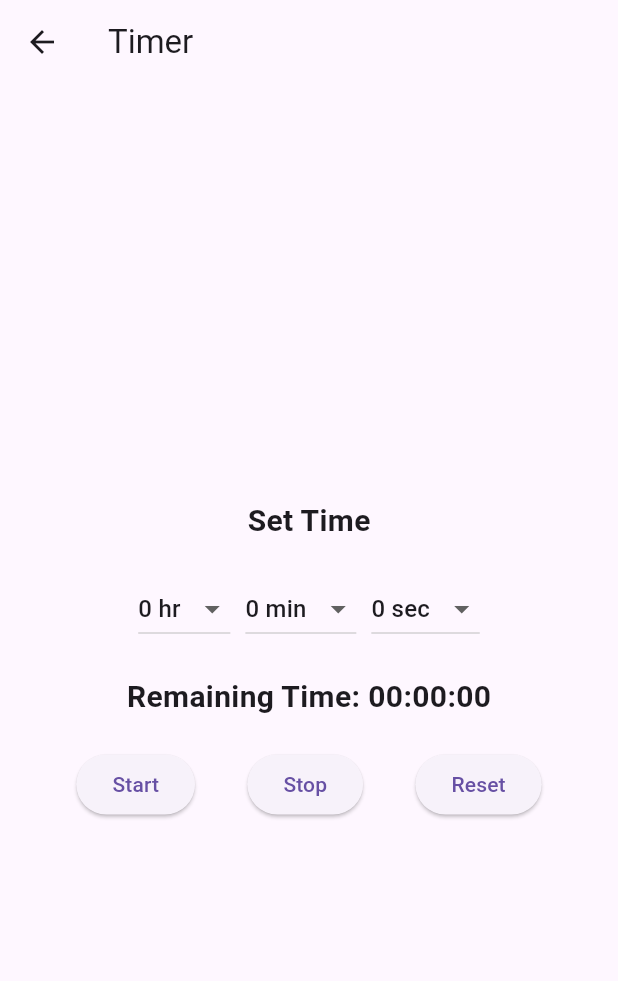
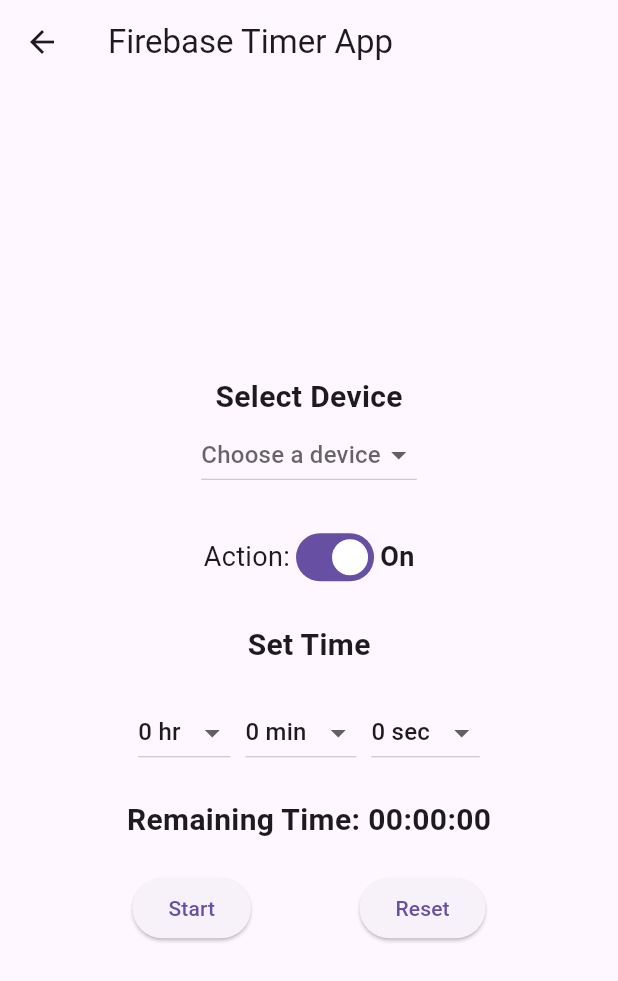
Before and after one commit to kismatTech/Home-Automation-System, a Flutter app: the TimerPage screen opened directly, after a tap on "Reset", on a phone screen of 412 x 824 dp. Shown: the top 981 px of the screen. Run offline on Flutter 3.47's test engine with Material 3 defaults, Android fonts, the phone set to English and light mode, and no system bars; our stand-ins replace awesome_dialog, firebase_auth, firebase_core, firebase_database, google_fonts, shared_preferences; missing offline and left inert: flutter_background_service, flutter_background_service_android; accounts and stored records are empty.

Commit message:
timmer on/off

```diff
--- a/lib/main.dart
+++ b/lib/main.dart
@@ -5,7 +5,6 @@ import 'package:homeautomation/pages/home_page.dart';
 import 'pages/login_page.dart';
 import 'pages/signup_page.dart';
 import 'firebase_options.dart';
-
 void main() async {
   WidgetsFlutterBinding.ensureInitialized(); // Ensure proper initialization
   await Firebase.initializeApp(
--- a/lib/pages/timmer.dart
+++ b/lib/pages/timmer.dart
@@ -1,7 +1,6 @@
 import 'package:flutter/material.dart';
 import 'package:shared_preferences/shared_preferences.dart';
 import 'dart:async';
-import 'package:firebase_auth/firebase_auth.dart';
 import 'package:firebase_database/firebase_database.dart';
 
 class TimerPage extends StatefulWidget {
@@ -10,16 +9,26 @@ class TimerPage extends StatefulWidget {
 }
 
 class _TimerPageState extends State<TimerPage> {
+  final _database = FirebaseDatabase.instance.ref('smart_devices');
+  String? _selectedDevice;
   int _selectedHours = 0;
   int _selectedMinutes = 0;
   int _selectedSeconds = 0;
   int _remainingTime = 0;
+  bool _isOn = true; // Toggle state for On/Off
   Timer? _timer;
+
+  final Map<String, String> deviceMap = {
+    'L1': 'Smart Light',
+    'L2': 'Smart AC',
+    'L3': 'Smart Tv',
+    'L4': 'Smart Fan',
+  };
 
   @override
   void initState() {
     super.initState();
-    _loadTimerState();
+    _loadPreferences();
   }
 
   @override
@@ -28,40 +37,40 @@ class _TimerPageState extends State<TimerPage> {
     super.dispose();
   }
 
-  Future<void> _loadTimerState() async {
-    final prefs = await SharedPreferences.getInstance();
-    final startTime = prefs.getInt('start_time') ?? 0;
-    final duration = prefs.getInt('duration') ?? 0;
+  Future<void> _loadPreferences() async {
+    SharedPreferences prefs = await SharedPreferences.getInstance();
+    setState(() {
+      _selectedDevice = prefs.getString('selectedDevice');
+      _selectedHours = prefs.getInt('selectedHours') ?? 0;
+      _selectedMinutes = prefs.getInt('selectedMinutes') ?? 0;
+      _selectedSeconds = prefs.getInt('selectedSeconds') ?? 0;
+      _remainingTime = prefs.getInt('remainingTime') ?? 0;
+      _isOn = prefs.getBool('isOn') ?? true;
+    });
 
-    if (startTime > 0 && duration > 0) {
-      final elapsed = DateTime.now().millisecondsSinceEpoch ~/ 1000 - startTime;
-      final remaining = duration - elapsed;
-
-      if (remaining > 0) {
-        setState(() {
-          _remainingTime = remaining;
-        });
-        _startCountdown();
-      } else {
-        _clearTimerState();
-      }
+    if (_remainingTime > 0) {
+      _startCountdown();
     }
   }
 
-  Future<void> _saveTimerState() async {
-    final prefs = await SharedPreferences.getInstance();
-    final currentTime = DateTime.now().millisecondsSinceEpoch ~/ 1000;
-    await prefs.setInt('start_time', currentTime);
-    await prefs.setInt('duration', _remainingTime);
-  }
-
-  Future<void> _clearTimerState() async {
-    final prefs = await SharedPreferences.getInstance();
-    await prefs.remove('start_time');
-    await prefs.remove('duration');
+  Future<void> _savePreferences() async {
+    SharedPreferences prefs = await SharedPreferences.getInstance();
+    await prefs.setString('selectedDevice', _selectedDevice ?? '');
+    await prefs.setInt('selectedHours', _selectedHours);
+    await prefs.setInt('selectedMinutes', _selectedMinutes);
+    await prefs.setInt('selectedSeconds', _selectedSeconds);
+    await prefs.setInt('remainingTime', _remainingTime);
+    await prefs.setBool('isOn', _isOn);
   }
 
   void _startTimer() {
+    if (_selectedDevice == null) {
+      ScaffoldMessenger.of(context).showSnackBar(
+        SnackBar(content: Text('Please select a device!')),
+      );
+      return;
+    }
+
     if (_timer != null && _timer!.isActive) {
       _timer!.cancel();
     }
@@ -71,43 +80,59 @@ class _TimerPageState extends State<TimerPage> {
     });
 
     if (_remainingTime > 0) {
-      _saveTimerState();
+      _savePreferences();
       _startCountdown();
     }
   }
 
   void _startCountdown() {
-    _timer = Timer.periodic(const Duration(seconds: 1), (timer) {
+    _timer = Timer.periodic(const Duration(seconds: 1), (timer) async {
       setState(() {
         if (_remainingTime > 0) {
           _remainingTime--;
-          _saveTimerState();
         } else {
           timer.cancel();
-          _clearTimerState();
+          _updateFirebase();
         }
       });
+
+      SharedPreferences prefs = await SharedPreferences.getInstance();
+      await prefs.setInt('remainingTime', _remainingTime);
     });
   }
 
-  void _stopTimer() {
-    if (_timer != null && _timer!.isActive) {
-      _timer!.cancel();
+  void _updateFirebase() async {
+    if (_selectedDevice != null) {
+      final databaseKey = deviceMap.entries.firstWhere(
+        (entry) => entry.value == _selectedDevice,
+      ).key;
+
+      await _database.child(databaseKey).set(_isOn ? 1 : 0);
+      ScaffoldMessenger.of(context).showSnackBar(
+        SnackBar(
+          content: Text(
+            'Updated $databaseKey ($_selectedDevice) to ${_isOn ? "1 (On)" : "0 (Off)"}',
+          ),
+        ),
+      );
+
+      SharedPreferences prefs = await SharedPreferences.getInstance();
+      await prefs.setInt('remainingTime', 0);
     }
-    _clearTimerState();
   }
 
   void _resetTimer() {
     if (_timer != null && _timer!.isActive) {
       _timer!.cancel();
     }
-    _clearTimerState();
     setState(() {
       _selectedHours = 0;
       _selectedMinutes = 0;
       _selectedSeconds = 0;
       _remainingTime = 0;
     });
+
+    _savePreferences();
   }
 
   String _formatTime(int seconds) {
@@ -121,13 +146,57 @@ class _TimerPageState extends State<TimerPage> {
   Widget build(BuildContext context) {
     return Scaffold(
       appBar: AppBar(
-        title: const Text('Timer'),
+        title: const Text('Firebase Timer App'),
       ),
       body: Padding(
         padding: const EdgeInsets.all(16.0),
         child: Column(
           mainAxisAlignment: MainAxisAlignment.center,
           children: [
+            const Text(
+              'Select Device',
+              style: TextStyle(fontSize: 20, fontWeight: FontWeight.bold),
+            ),
+            DropdownButton<String>(
+              value: _selectedDevice,
+              hint: const Text('Choose a device'),
+              items: deviceMap.values.map((deviceName) {
+                return DropdownMenuItem(
+                  value: deviceName,
+                  child: Text(deviceName),
+                );
+              }).toList(),
+              onChanged: (value) {
+                setState(() {
+                  _selectedDevice = value;
+                });
+                _savePreferences();
+              },
+            ),
+            const SizedBox(height: 20),
+            Row(
+              mainAxisAlignment: MainAxisAlignment.center,
+              children: [
+                const Text(
+                  'Action:',
+                  style: TextStyle(fontSize: 18),
+                ),
+                Switch(
+                  value: _isOn,
+                  onChanged: (value) {
+                    setState(() {
+                      _isOn = value;
+                    });
+                    _savePreferences();
+                  },
+                ),
+                Text(
+                  _isOn ? 'On' : 'Off',
+                  style: TextStyle(fontSize: 18, fontWeight: FontWeight.bold),
+                ),
+              ],
+            ),
+            const SizedBox(height: 20),
             const Text(
               'Set Time',
               style: TextStyle(fontSize: 20, fontWeight: FontWeight.bold),
@@ -148,6 +217,7 @@ class _TimerPageState extends State<TimerPage> {
                     setState(() {
                       _selectedHours = value ?? 0;
                     });
+                    _savePreferences();
                   },
                 ),
                 const SizedBox(width: 10),
@@ -163,6 +233,7 @@ class _TimerPageState extends State<TimerPage> {
                     setState(() {
                       _selectedMinutes = value ?? 0;
                     });
+                    _savePreferences();
                   },
                 ),
                 const SizedBox(width: 10),
@@ -178,6 +249,7 @@ class _TimerPageState extends State<TimerPage> {
                     setState(() {
                       _selectedSeconds = value ?? 0;
                     });
+                    _savePreferences();
                   },
                 ),
               ],
@@ -196,10 +268,6 @@ class _TimerPageState extends State<TimerPage> {
                   child: const Text('Start'),
                 ),
                 ElevatedButton(
-                  onPressed: _stopTimer,
-                  child: const Text('Stop'),
-                ),
-                ElevatedButton(
                   onPressed: _resetTimer,
                   child: const Text('Reset'),
                 ),
--- a/pubspec.yaml
+++ b/pubspec.yaml
@@ -39,6 +39,7 @@ dependencies:
   awesome_dialog: ^3.2.1
   get: ^4.6.6
   shared_preferences: ^2.3.5
+  speech_to_text: ^7.0.0
 
 
 dev_dependencies:
@@ -54,6 +55,7 @@ dev_dependencies:
   firebase_core: ^3.9.0
   firebase_auth: ^5.3.4
   firebase_database: ^11.2.0
+  flutter_background_service: ^5.1.0
 
 # For information on the generic Dart part of this file, see the
 # following page: https://dart.dev/tools/pub/pubspec
```
Also changed, not shown: lib/pages/background_service.dart (added, +55 -0 lines), lib/pages/home_page.dart (+32 -23 lines), pubspec.lock, 1 other file.
